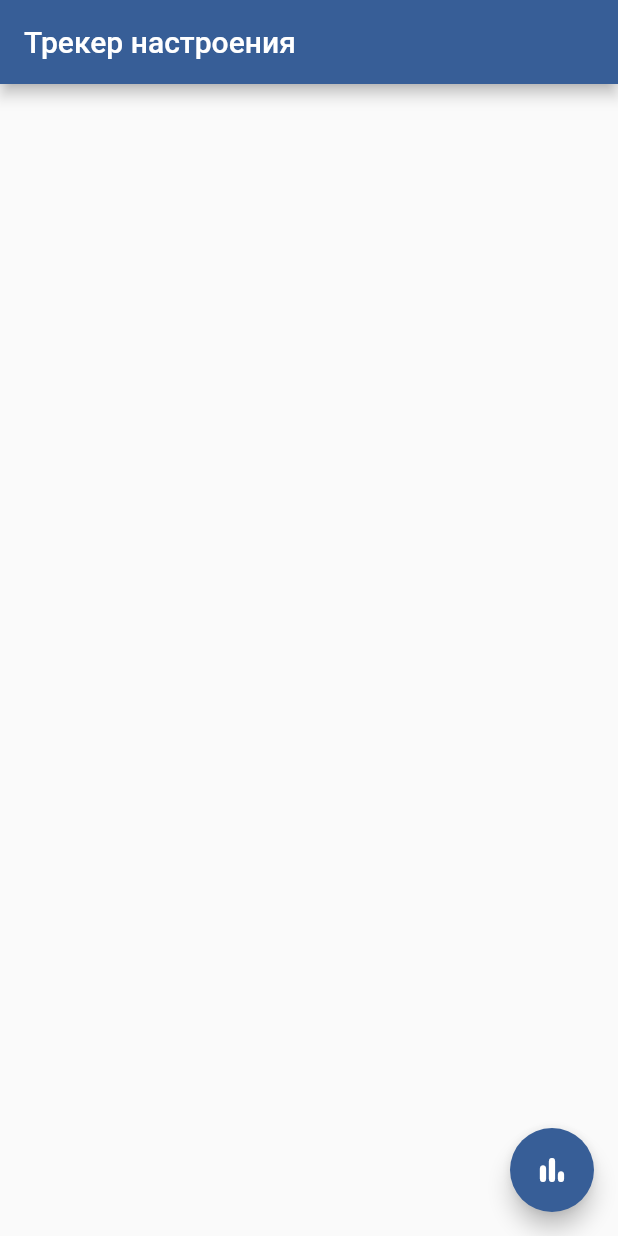
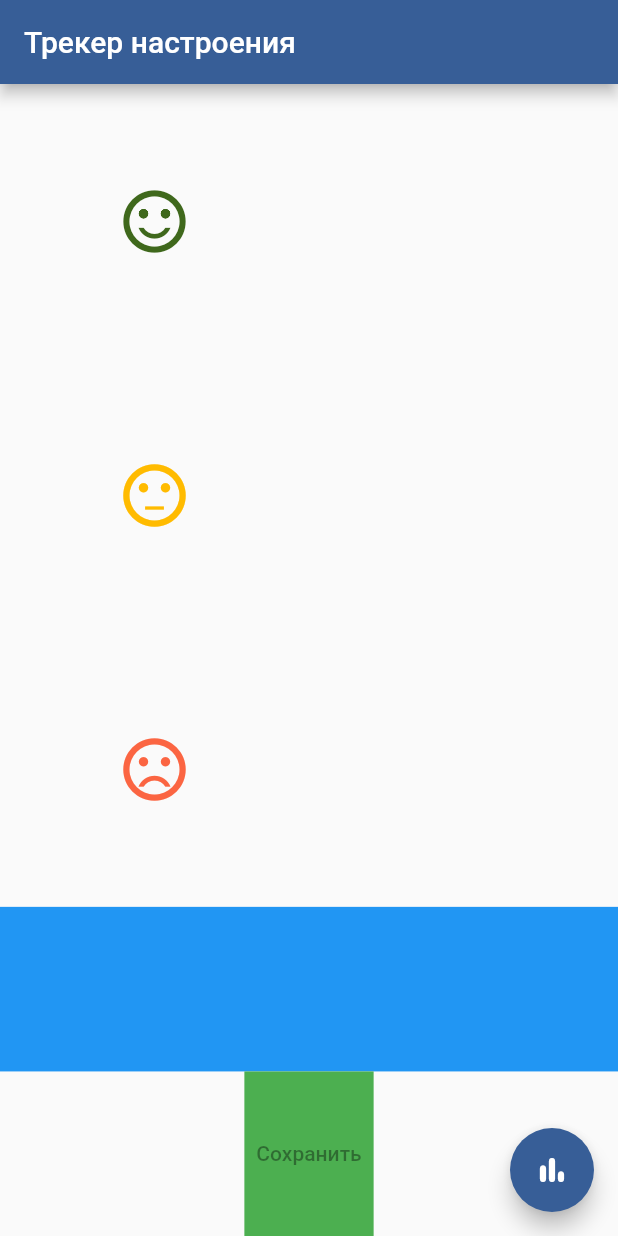
Before and after one commit to sidredin/mood_tracker, a Flutter app: the screen it shows after launch, on a phone screen of 412 x 824 dp. Run offline on Flutter 3.47's test engine with Material 2 defaults, Android fonts, the phone set to English and light mode, and no system bars.

Commit message:
Main layout of homepage created

```diff
--- a/lib/constants.dart
+++ b/lib/constants.dart
@@ -15,3 +15,53 @@ const MaterialColor kMainColorBlue = const MaterialColor(
     900: const Color(0xFF375E97),
   },
 );
+
+const MaterialColor kMainColorGreen = const MaterialColor(
+  0xFF3F681C,
+  const <int, Color>{
+    50: const Color(0xFF3F681C),
+    100: const Color(0xFF3F681C),
+    200: const Color(0xFF3F681C),
+    300: const Color(0xFF3F681C),
+    400: const Color(0xFF3F681C),
+    500: const Color(0xFF3F681C),
+    600: const Color(0xFF3F681C),
+    700: const Color(0xFF3F681C),
+    800: const Color(0xFF3F681C),
+    900: const Color(0xFF3F681C),
+  },
+);
+
+const MaterialColor kMainColorRed = const MaterialColor(
+  0xFFFB6542,
+  const <int, Color>{
+    50: const Color(0xFFFB6542),
+    100: const Color(0xFFFB6542),
+    200: const Color(0xFFFB6542),
+    300: const Color(0xFFFB6542),
+    400: const Color(0xFFFB6542),
+    500: const Color(0xFFFB6542),
+    600: const Color(0xFFFB6542),
+    700: const Color(0xFFFB6542),
+    800: const Color(0xFFFB6542),
+    900: const Color(0xFFFB6542),
+  },
+);
+
+const MaterialColor kMainColorYellow = const MaterialColor(
+  0xFFFFBB00,
+  const <int, Color>{
+    50: const Color(0xFFFFBB00),
+    100: const Color(0xFFFFBB00),
+    200: const Color(0xFFFFBB00),
+    300: const Color(0xFFFFBB00),
+    400: const Color(0xFFFFBB00),
+    500: const Color(0xFFFFBB00),
+    600: const Color(0xFFFFBB00),
+    700: const Color(0xFFFFBB00),
+    800: const Color(0xFFFFBB00),
+    900: const Color(0xFFFFBB00),
+  },
+);
+
+const double kIconsSize = 50.0;
--- a/lib/screens/home_page_screen.dart
+++ b/lib/screens/home_page_screen.dart
@@ -1,4 +1,5 @@
 import 'package:flutter/material.dart';
+import 'package:mood_tracker/constants.dart';
 import 'package:mood_tracker/screens/chart_screen.dart';
 
 class HomePageScreen extends StatefulWidget {
@@ -18,8 +19,60 @@ class _HomePageScreenState extends State<HomePageScreen> {
       appBar: AppBar(
         title: Text(widget.title),
       ),
-      body: Center(
-        child: Column(),
+      body: Column(
+        children: [
+          Expanded(
+            flex: 5,
+            child: Row(
+              children: [
+                Expanded(
+                  child: Column(
+                    mainAxisAlignment: MainAxisAlignment.spaceAround,
+                    children: [
+                      Icon(
+                        Icons.sentiment_satisfied_alt,
+                        size: kIconsSize,
+                        color: kMainColorGreen,
+                      ),
+                      Icon(
+                        Icons.sentiment_neutral,
+                        size: kIconsSize,
+                        color: kMainColorYellow,
+                      ),
+                      Icon(
+                        Icons.sentiment_very_dissatisfied,
+                        size: kIconsSize,
+                        color: kMainColorRed,
+                      ),
+                    ],
+                  ),
+                ),
+                Expanded(
+                  child: Container(
+                    child: null,
+                  ),
+                ),
+              ],
+            ),
+          ),
+          Expanded(
+            flex: 1,
+            child: Container(
+              color: Colors.blue,
+              child: Row(),
+            ),
+          ),
+          Expanded(
+            flex: 1,
+            child: Container(
+              color: Colors.green,
+              child: TextButton(
+                child: Text('Сохранить'),
+                onPressed: null,
+              ),
+            ),
+          ),
+        ],
       ),
       floatingActionButton: FloatingActionButton(
         onPressed: () {
```
